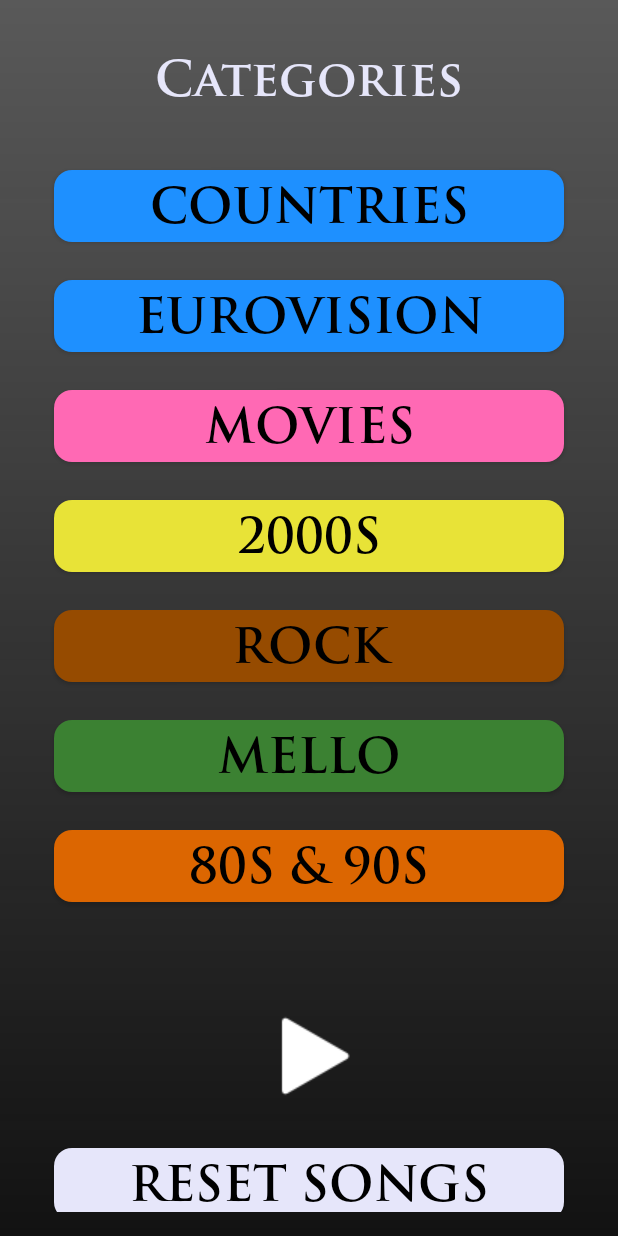
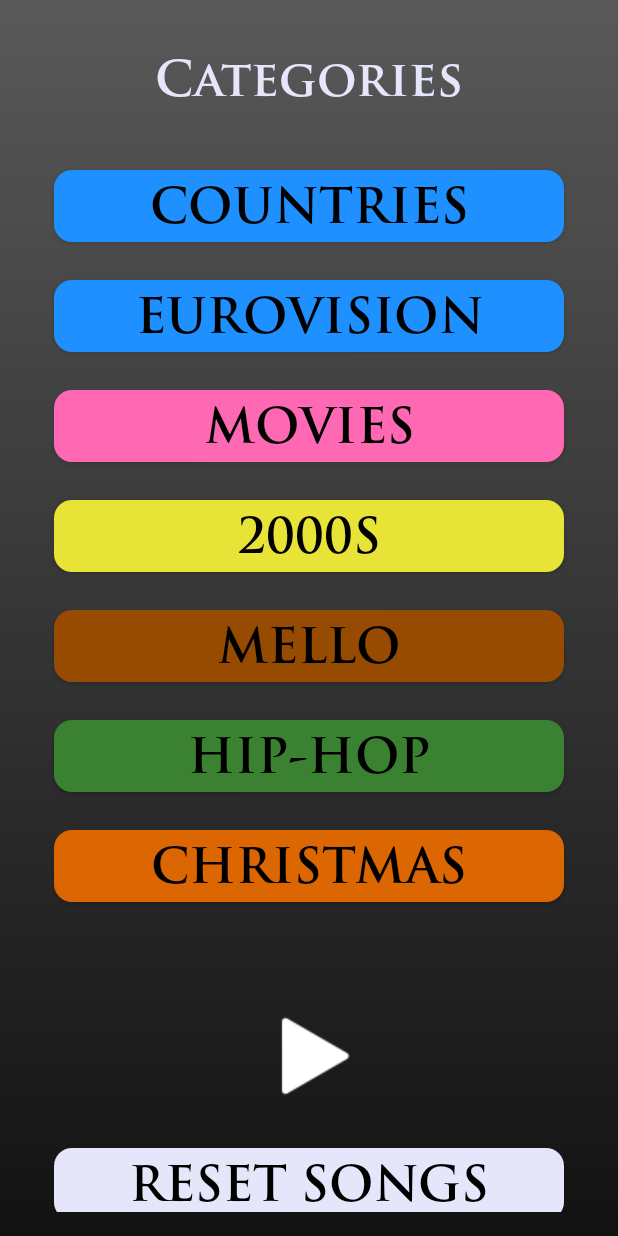
Before and after one commit to Olivermoberg98/Music-quiz, an Android app built with Jetpack Compose: the CategoriesActivity screen opened directly, with no data from a screen before it, after a tap on "COUNTRIES", on a phone screen of 412 x 824 dp. Run offline under Robolectric (Android 15) with nearby library versions, the light colour scheme and no system bars; libraries missing offline, so code that uses them is left out: com.spotify.android, com.spotify.protocol, org.apache.poi; 2 statements that could not run were skipped.

Commit message:
Replaced 80s90s with christmas category

```diff
--- a/app/src/main/java/com/example/musikquiz/CategoriesActivity.kt
+++ b/app/src/main/java/com/example/musikquiz/CategoriesActivity.kt
@@ -71,13 +71,13 @@
 
         // Load mappings concurrently
         CoroutineScope(Dispatchers.IO).launch {
-            val movieMappingDeferred = async { loadSongMappings("hitster_data_movies_v0.xlsx", 3, 2) }
+            val movieMappingDeferred = async { loadSongMappings("hitster_data_movies_v2.xlsx", 3, 2) }
             val countryMappingDeferred = async { loadSongMappings("hitster_data_sprak_v0.xlsx", 3, 2) }
             val euroMappingDeferred = async { loadSongMappings("hitster_data_eurovision_v0.xlsx", 3, 2) }
             val twoThousandMappingDeferred = async { loadSongMappings("hitster_data_2000_v0.xlsx", 3, 0) }
-            val rockMappingDeferred = async { loadSongMappings("hitster_data_rock_v0.xlsx", 3, 0) }
-            val rapMappingDeferred = async { loadSongMappings("hitster_data_melodifestivalen_v0.xlsx", 3, 0) }
-            val popMappingDeferred = async { loadSongMappings("hitster_data_80s90s_v0.xlsx", 3, 0) }
+            val rockMappingDeferred = async { loadSongMappings("hitster_data_melodifestivalen_v0.xlsx", 3, 0) }
+            val rapMappingDeferred = async { loadSongMappings("hitster_data_hip_hop_v0.xlsx", 3, 0) }
+            val popMappingDeferred = async { loadSongMappings("hitster_data_christmas_v0.xlsx", 3, 0) }
 
             songToMovieMap.putAll(movieMappingDeferred.await())
             songToCountryMap.putAll(countryMappingDeferred.await())
@@ -161,7 +161,8 @@
         val availableSongs = map.keys.filterNot { playedSongs.contains(it) }
 
         if (availableSongs.isEmpty()) {
-            Toast.makeText(this, "All songs have been played. Please reset to play again.", Toast.LENGTH_LONG).show()
+            Toast.makeText(this, "All songs have been played. This category will be reset", Toast.LENGTH_LONG).show()
+            playedSongs.clear()
             return
         }
 
@@ -218,7 +219,7 @@
         // Convert the lists to JSON strings
         val gson = Gson()
         editor.putString("playedMovieSongs", gson.toJson(playedMovieSongs))
-        editor.putString("playedMovieSongs", gson.toJson(playedEuroSongs))
+        editor.putString("playedEuroSongs", gson.toJson(playedEuroSongs))
         editor.putString("playedCountrySongs", gson.toJson(playedCountrySongs))
         editor.putString("playedTwoThousandSongs", gson.toJson(playedTwoThousandSongs))
         editor.putString("playedRockSongs", gson.toJson(playedRockSongs))
@@ -304,7 +305,8 @@
         }
 
         // Verify played songs
-        val playedSongsLoaded = playedMovieSongs.isNotEmpty() ||
+        val playedSongsLoaded =
+                playedMovieSongs.isNotEmpty() ||
                 playedCountrySongs.isNotEmpty() ||
                 songToEuroMap.isNotEmpty() ||
                 playedTwoThousandSongs.isNotEmpty() ||
--- a/app/src/main/res/layout/activity_categories.xml
+++ b/app/src/main/res/layout/activity_categories.xml
@@ -101,7 +101,7 @@
             android:id="@+id/cat4Button"
             android:layout_width="0dp"
             android:layout_height="wrap_content"
-            android:text="Rock"
+            android:text="Mello"
             android:background="@drawable/categories_button_background_4"
             android:textColor="@android:color/black"
             android:fontFamily="@font/trajanbold"
@@ -118,7 +118,7 @@
             android:id="@+id/cat5Button"
             android:layout_width="0dp"
             android:layout_height="wrap_content"
-            android:text="Mello"
+            android:text="Hip-hop"
             android:background="@drawable/categories_button_background_5"
             android:textColor="@android:color/black"
             android:fontFamily="@font/trajanbold"
@@ -135,7 +135,7 @@
             android:id="@+id/cat6Button"
             android:layout_width="0dp"
             android:layout_height="wrap_content"
-            android:text="80s &amp; 90s"
+            android:text="Christmas"
             android:background="@drawable/categories_button_background_6"
             android:textColor="@android:color/black"
             android:fontFamily="@font/trajanbold"
```
Also changed, not shown: 4 other files.
